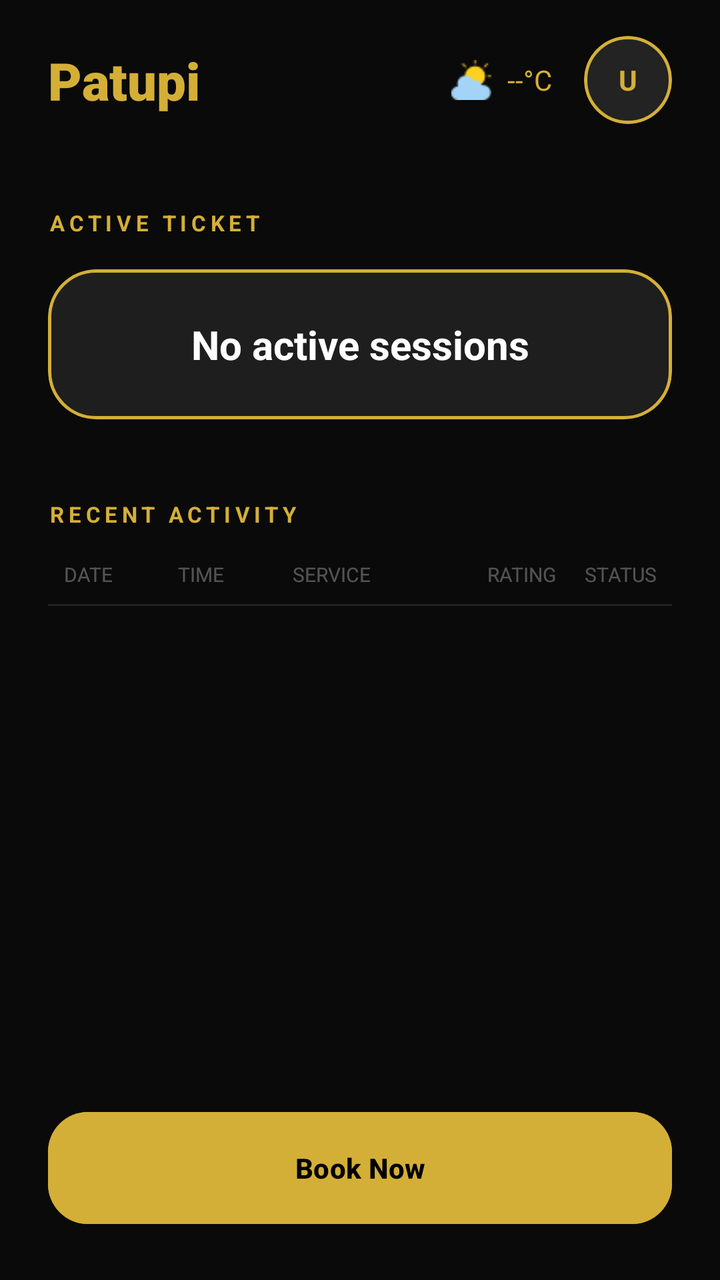
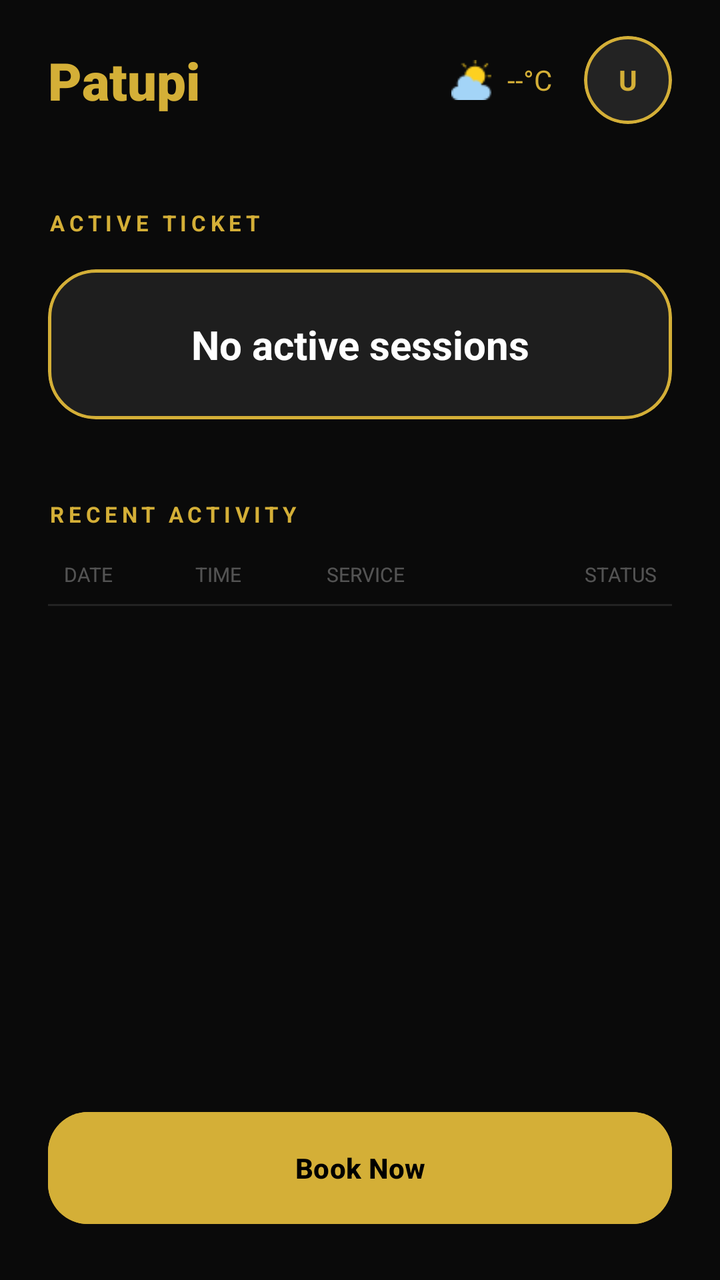

The first picture is an Android layout as it rendered before a commit; the second is the same layout after the commit. The layout source and the unified diff follow.
<!-- AndroidManifest.xml: application theme Theme.Patupi -->
<!-- res/layout/activity_dashboard.xml -->
<?xml version="1.0" encoding="utf-8"?>
<androidx.constraintlayout.widget.ConstraintLayout xmlns:android="http://schemas.android.com/apk/res/android"
    xmlns:app="http://schemas.android.com/apk/res-auto"
    android:layout_width="match_parent"
    android:layout_height="match_parent"
    android:background="#0A0A0A">

    <androidx.constraintlayout.widget.ConstraintLayout
        android:id="@+id/header"
        android:layout_width="match_parent"
        android:layout_height="80dp"
        android:paddingHorizontal="24dp"
        app:layout_constraintTop_toTopOf="parent">

        <TextView
            android:layout_width="wrap_content"
            android:layout_height="wrap_content"
            android:text="Patupi"
            android:textColor="#d4af37"
            android:textSize="26sp"
            android:fontFamily="sans-serif-black"
            app:layout_constraintBottom_toBottomOf="parent"
            app:layout_constraintStart_toStartOf="parent"
            app:layout_constraintTop_toTopOf="parent" />

        <LinearLayout
            android:layout_width="wrap_content"
            android:layout_height="wrap_content"
            android:gravity="center"
            android:orientation="horizontal"
            app:layout_constraintBottom_toBottomOf="parent"
            app:layout_constraintEnd_toEndOf="parent"
            app:layout_constraintTop_toTopOf="parent">

            <ImageView
                android:id="@+id/ivWeatherIcon"
                android:layout_width="20dp"
                android:layout_height="20dp"
                android:layout_marginEnd="8dp"
                android:src="@drawable/ic_cloudy" />

            <TextView
                android:id="@+id/tvTemp"
                android:layout_width="wrap_content"
                android:layout_height="wrap_content"
                android:text="--°C"
                android:textColor="#d4af37"
                android:layout_marginEnd="16dp"/>

            <com.google.android.material.card.MaterialCardView
                android:id="@+id/btnProfile"
                android:layout_width="44dp"
                android:layout_height="44dp"
                app:cardCornerRadius="22dp"
                app:cardBackgroundColor="#1AFFFFFF"
                app:strokeWidth="1.5dp"
                app:strokeColor="#D4AF37">
                <TextView
                    android:id="@+id/tvUserInitial"
                    android:layout_width="wrap_content"
                    android:layout_height="wrap_content"
                    android:layout_gravity="center"
                    android:text="U"
                    android:textColor="#d4af37"
                    android:textStyle="bold" />
            </com.google.android.material.card.MaterialCardView>
        </LinearLayout>
    </androidx.constraintlayout.widget.ConstraintLayout>

    <androidx.core.widget.NestedScrollView
        android:layout_width="match_parent"
        android:layout_height="0dp"
        app:layout_constraintBottom_toTopOf="@id/btnBookNow"
        app:layout_constraintTop_toBottomOf="@id/header">

        <LinearLayout
            android:layout_width="match_parent"
            android:layout_height="wrap_content"
            android:orientation="vertical"
            android:padding="24dp">

            <TextView
                android:layout_width="wrap_content"
                android:layout_height="wrap_content"
                android:text="ACTIVE TICKET"
                android:textColor="#d4af37"
                android:textSize="11sp"
                android:letterSpacing="0.2"
                android:textStyle="bold" />

            <com.google.android.material.card.MaterialCardView
                android:id="@+id/cardActiveTicket"
                android:layout_width="match_parent"
                android:layout_height="wrap_content"
                android:layout_marginTop="16dp"
                android:clickable="true"
                android:focusable="true"
                android:foreground="?attr/selectableItemBackground"
                app:cardBackgroundColor="#1E1E1E"
                app:cardCornerRadius="24dp"
                app:strokeWidth="1.5dp"
                app:strokeColor="#D4AF37">

                <LinearLayout
                    android:layout_width="match_parent"
                    android:layout_height="wrap_content"
                    android:orientation="vertical"
                    android:padding="24dp">

                    <TextView
                        android:id="@+id/tvActiveService"
                        android:layout_width="match_parent"
                        android:layout_height="wrap_content"
                        android:text="No active sessions"
                        android:textColor="#FFFFFF"
                        android:textSize="20sp"
                        android:gravity="center"
                        android:textStyle="bold" />

                    <TextView
                        android:id="@+id/tvTapHint"
                        android:layout_width="wrap_content"
                        android:layout_height="wrap_content"
                        android:layout_gravity="center"
                        android:layout_marginTop="4dp"
                        android:text="Tap to view ticket details"
                        android:textColor="#4DFFFFFF"
                        android:textSize="10sp"
                        android:visibility="gone" />

                    <LinearLayout
                        android:id="@+id/layoutActiveDetails"
                        android:layout_width="wrap_content"
                        android:layout_height="wrap_content"
                        android:layout_marginTop="12dp"
                        android:layout_gravity="center"
                        android:orientation="horizontal"
                        android:visibility="gone">

                        <ImageView
                            android:layout_width="14dp"
                            android:layout_height="14dp"
                            android:src="@drawable/ic_calendar"
                            app:tint="#888888" />

                        <TextView
                            android:id="@+id/tvActiveDate"
                            android:layout_width="wrap_content"
                            android:layout_height="wrap_content"
                            android:layout_marginStart="6dp"
                            android:textColor="#888888"
                            android:textSize="13sp" />

                        <ImageView
                            android:layout_width="14dp"
                            android:layout_height="14dp"
                            android:layout_marginStart="16dp"
                            android:src="@drawable/ic_time"
                            app:tint="#888888" />

                        <TextView
                            android:id="@+id/tvActiveTime"
                            android:layout_width="wrap_content"
                            android:layout_height="wrap_content"
                            android:layout_marginStart="6dp"
                            android:textColor="#888888"
                            android:textSize="13sp" />
                    </LinearLayout>

                    <LinearLayout
                        android:id="@+id/layoutActiveActions"
                        android:layout_width="match_parent"
                        android:layout_height="wrap_content"
                        android:layout_marginTop="20dp"
                        android:gravity="center"
                        android:orientation="horizontal"
                        android:visibility="gone">

                        <TextView
                            android:id="@+id/tvActiveStatus"
                            android:layout_width="wrap_content"
                            android:layout_height="wrap_content"
                            android:paddingHorizontal="16dp"
                            android:paddingVertical="6dp"
                            android:textSize="11sp"
                            android:textStyle="bold"
                            android:background="@drawable/status_pill_pending" />

                        <com.google.android.material.button.MaterialButton
                            android:id="@+id/btnCancelTicket"
                            style="@style/Widget.MaterialComponents.Button.TextButton"
                            android:layout_width="wrap_content"
                            android:layout_height="wrap_content"
                            android:layout_marginStart="16dp"
                            android:text="CANCEL"
                            android:textColor="#FF5252"
                            android:textSize="11sp"
                            android:textStyle="bold" />
                    </LinearLayout>
                </LinearLayout>
            </com.google.android.material.card.MaterialCardView>

            <TextView
                android:layout_width="wrap_content"
                android:layout_height="wrap_content"
                android:layout_marginTop="40dp"
                android:text="RECENT ACTIVITY"
                android:textColor="#d4af37"
                android:textSize="11sp"
                android:letterSpacing="0.2"
                android:textStyle="bold" />

            <LinearLayout
                android:layout_width="match_parent"
                android:layout_height="wrap_content"
                android:layout_marginTop="16dp"
                android:orientation="horizontal"
                android:paddingHorizontal="8dp">
                <TextView android:layout_width="0dp" android:layout_height="wrap_content" android:layout_weight="1.2" android:text="DATE" android:textColor="#4DFFFFFF" android:textSize="10sp"/>
                <TextView android:layout_width="0dp" android:layout_height="wrap_content" android:layout_weight="1.2" android:text="TIME" android:textColor="#4DFFFFFF" android:textSize="10sp"/>
                <TextView android:layout_width="0dp" android:layout_height="wrap_content" android:layout_weight="2" android:text="SERVICE" android:textColor="#4DFFFFFF" android:textSize="10sp"/>
                <TextView android:layout_width="0dp" android:layout_height="wrap_content" android:layout_weight="0.8" android:text="RATING" android:textColor="#4DFFFFFF" android:textSize="10sp" android:gravity="center"/>
                <TextView android:layout_width="0dp" android:layout_height="wrap_content" android:layout_weight="1" android:text="STATUS" android:textColor="#4DFFFFFF" android:textSize="10sp" android:gravity="end"/>
            </LinearLayout>

            <View android:layout_width="match_parent" android:layout_height="1dp" android:background="#1AFFFFFF" android:layout_marginTop="8dp"/>

            <LinearLayout
                android:id="@+id/historyContainer"
                android:layout_width="match_parent"
                android:layout_height="wrap_content"
                android:orientation="vertical" />
        </LinearLayout>
    </androidx.core.widget.NestedScrollView>

    <com.google.android.material.button.MaterialButton
        android:id="@+id/btnBookNow"
        android:layout_width="match_parent"
        android:layout_height="64dp"
        android:layout_margin="24dp"
        android:text="Book Now"
        android:textColor="#000000"
        android:textStyle="bold"
        app:cornerRadius="20dp"
        android:backgroundTint="#d4af37"
        app:layout_constraintBottom_toBottomOf="parent" />

</androidx.constraintlayout.widget.ConstraintLayout>
<!-- resources referenced by this layout -->
<resources>
  <!-- drawable ic_calendar: png bitmap (drawable, 550 bytes) -->
  <!-- drawable ic_cloudy: png bitmap (drawable, 760 bytes) -->
  <!-- drawable ic_time: png bitmap (drawable, 683 bytes) -->
  <!-- drawable status_pill_pending (drawable) -->
  <shape xmlns:android="http://schemas.android.com/apk/res/android">
      <solid android:color="#D4AF37"/>
      <corners android:radius="100dp"/>
  </shape>
  <style name="Theme.Patupi" parent="Base.Theme.Patupi" />
  <style name="Base.Theme.Patupi" parent="Theme.Material3.DayNight.NoActionBar">
          <item name="colorPrimary">@color/patupi_gold</item>
          <item name="android:windowBackground">@color/patupi_bg</item>
          <item name="android:statusBarColor">@color/patupi_bg</item>
  
          <item name="colorOnBackground">@color/white</item>
          <item name="colorSurface">@color/patupi_bg</item>
          <item name="colorOnSurface">@color/white</item>
  
          <item name="materialAlertDialogTheme">@style/PatupiDialogTheme</item>
      </style>
  <color name="patupi_gold">#D4AF37</color>
  <color name="patupi_bg">#12110F</color>
  <color name="white">#FFFFFF</color>
  <style name="PatupiDialogTheme" parent="ThemeOverlay.Material3.MaterialAlertDialog">
          <item name="colorSurface">@color/patupi_input_bg</item>
          <item name="colorOnSurface">@color/white</item>
          <item name="colorPrimary">@color/patupi_gold</item>
          <item name="android:textColorPrimary">@color/white</item>
          <item name="android:textColorSecondary">@color/white</item>
      </style>
  <color name="patupi_input_bg">#1E2129</color>
</resources>

<!-- the commit's change to res/layout/activity_dashboard.xml (unified diff, before → after) -->
@@ -219,7 +219,6 @@
                 <TextView android:layout_width="0dp" android:layout_height="wrap_content" android:layout_weight="1.2" android:text="DATE" android:textColor="#4DFFFFFF" android:textSize="10sp"/>
                 <TextView android:layout_width="0dp" android:layout_height="wrap_content" android:layout_weight="1.2" android:text="TIME" android:textColor="#4DFFFFFF" android:textSize="10sp"/>
                 <TextView android:layout_width="0dp" android:layout_height="wrap_content" android:layout_weight="2" android:text="SERVICE" android:textColor="#4DFFFFFF" android:textSize="10sp"/>
-                <TextView android:layout_width="0dp" android:layout_height="wrap_content" android:layout_weight="0.8" android:text="RATING" android:textColor="#4DFFFFFF" android:textSize="10sp" android:gravity="center"/>
                 <TextView android:layout_width="0dp" android:layout_height="wrap_content" android:layout_weight="1" android:text="STATUS" android:textColor="#4DFFFFFF" android:textSize="10sp" android:gravity="end"/>
             </LinearLayout>
 
